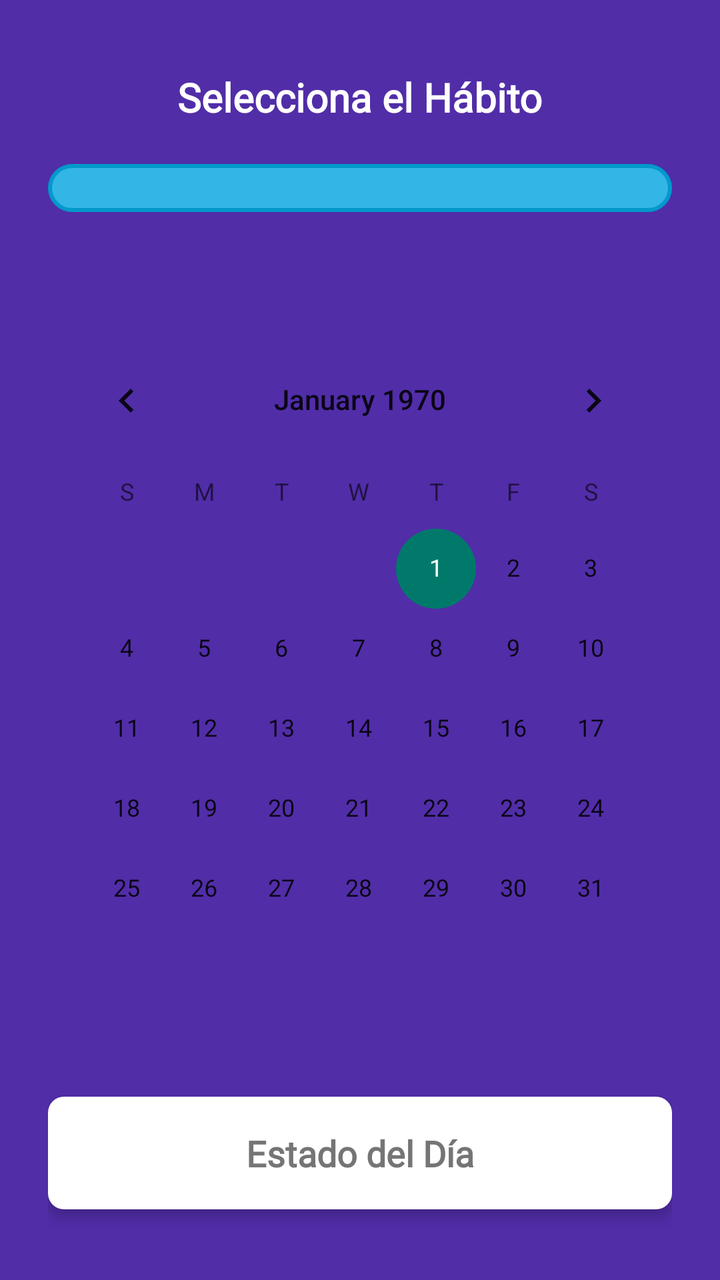
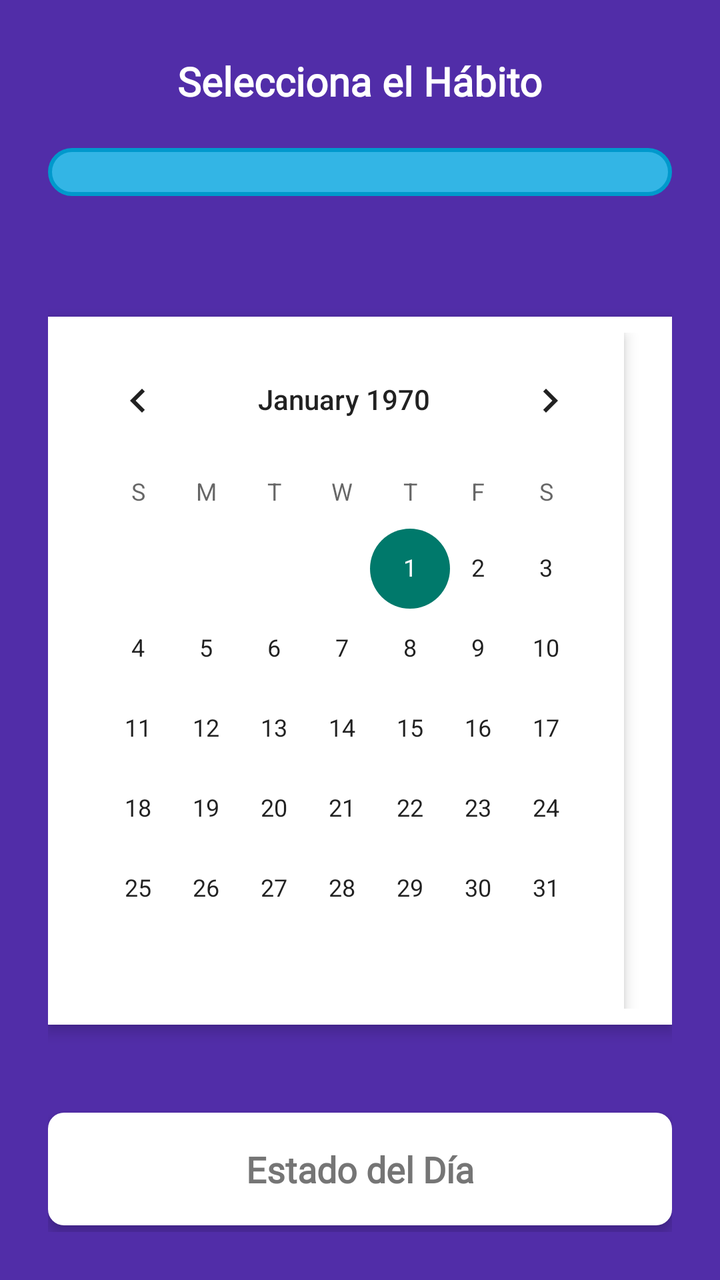

The first picture is an Android layout as it rendered before a commit; the second is the same layout after the commit. The layout source and the unified diff follow.
<!-- AndroidManifest.xml: application theme Theme.MalosH -->
<!-- res/layout/fragment_progreso_meta.xml -->
<LinearLayout xmlns:android="http://schemas.android.com/apk/res/android"
    android:layout_width="match_parent"
    android:layout_height="match_parent"
    android:orientation="vertical"
    android:gravity="center"
    android:padding="24dp"
    android:background="@color/purple_dark">

    
    <TextView
        android:id="@+id/periodoSeleccionadoTextView"
        android:layout_width="wrap_content"
        android:layout_height="wrap_content"
        android:text="Selecciona el Hábito"
        android:textSize="20sp"
        android:textColor="@color/white"
        android:textStyle="bold"
        android:fontFamily="@font/roboto_medium"
        android:layout_marginBottom="20dp" />

    
    <Spinner
        android:id="@+id/habitoSpinner"
        android:layout_width="match_parent"
        android:layout_height="wrap_content"
        android:layout_marginBottom="20dp"
        android:padding="12dp"
        android:background="@drawable/spinner_background" />

    
    <TextView
        android:id="@+id/fechasMetaTextView"
        android:layout_width="wrap_content"
        android:layout_height="wrap_content"
        android:textSize="18sp"
        android:textColor="@color/white"
        android:textStyle="italic"
        android:layout_marginBottom="16dp"
        android:fontFamily="@font/roboto_medium" />

    
    <CalendarView
        android:id="@+id/calendarioMeta"
        android:layout_width="match_parent"
        android:layout_height="wrap_content"
        android:layout_marginBottom="24dp"
        android:backgroundTint="@color/secondary_background_color" />

    
    <TextView
        android:id="@+id/estadoDiaTextView"
        android:layout_width="match_parent"
        android:layout_height="wrap_content"
        android:text="Estado del Día"
        android:textSize="18sp"
        android:padding="16dp"
        android:textColor="@color/text_color_secondary"
        android:background="@drawable/textview_background"
        android:layout_marginTop="20dp"
        android:gravity="center"
        android:textStyle="bold"
        android:fontFamily="@font/roboto_medium"
        android:elevation="4dp" />

</LinearLayout>
<!-- resources referenced by this layout -->
<resources>
  <color name="purple_dark">#512DA8</color>
  <color name="secondary_background_color">#E0E0E0</color>
  <color name="text_color_secondary">#757575</color>
  <color name="white">#FFFFFF</color>
  <!-- drawable spinner_background (drawable) -->
  <shape xmlns:android="http://schemas.android.com/apk/res/android">
      <solid android:color="@android:color/holo_blue_light"/>
      <corners android:radius="16dp"/>
      <stroke android:width="2dp" android:color="@android:color/holo_blue_dark"/>
      <padding android:left="8dp" android:right="8dp" android:top="8dp" android:bottom="8dp"/>
  </shape>
  <!-- drawable textview_background (drawable) -->
  <shape xmlns:android="http://schemas.android.com/apk/res/android">
      <solid android:color="#FFFFFF" />
      <corners android:radius="8dp" />
  </shape>
  <style name="Theme.MalosH" parent="Theme.MaterialComponents.DayNight.NoActionBar">
          
          <item name="colorPrimary">@color/purple</item>
          <item name="colorPrimaryDark">@color/purple</item>
          <item name="colorAccent">@color/teal_dark</item>
      </style>
  <color name="purple">#7E57C2</color>
  <color name="teal_dark">#00796B</color>
</resources>

<!-- the commit's change to res/layout/fragment_progreso_meta.xml (unified diff, before → after) -->
@@ -29,7 +29,7 @@
 
     
     <TextView
-        android:id="@+id/fechasMetaTextView"
+        android:id="@+id/fechasTextView"
         android:layout_width="wrap_content"
         android:layout_height="wrap_content"
         android:textSize="18sp"
@@ -44,7 +44,9 @@
         android:layout_width="match_parent"
         android:layout_height="wrap_content"
         android:layout_marginBottom="24dp"
-        android:backgroundTint="@color/secondary_background_color" />
+        android:background="@color/white"
+        android:padding="8dp"
+        android:elevation="4dp" />
 
     
     <TextView
<!-- resource entries referenced after the edit -->
@@ -1,7 +1,6 @@
 <!-- resources referenced by this layout -->
 <resources>
   <color name="purple_dark">#512DA8</color>
-  <color name="secondary_background_color">#E0E0E0</color>
   <color name="text_color_secondary">#757575</color>
   <color name="white">#FFFFFF</color>
   <!-- drawable spinner_background (drawable) -->
